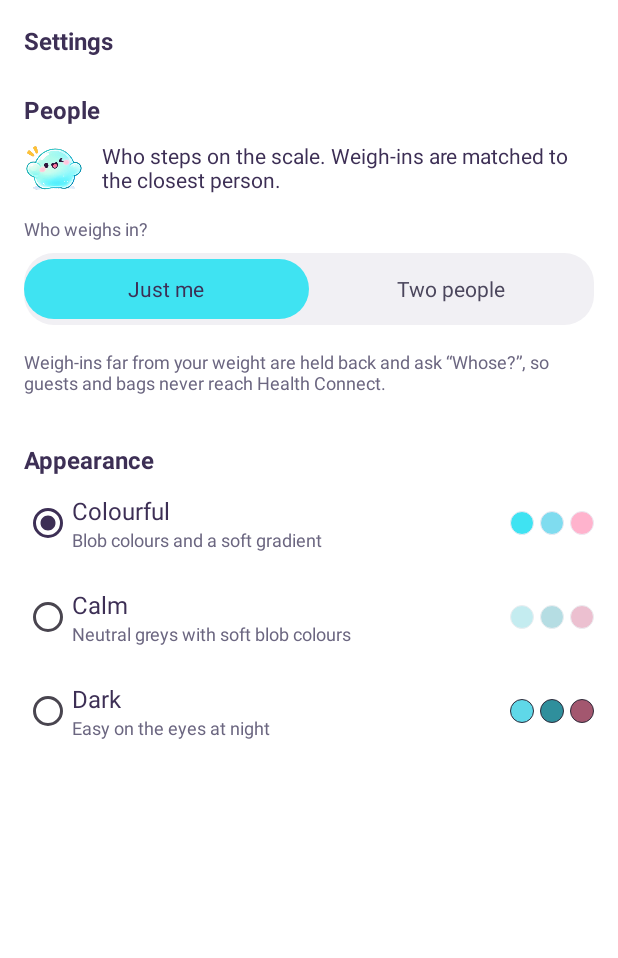
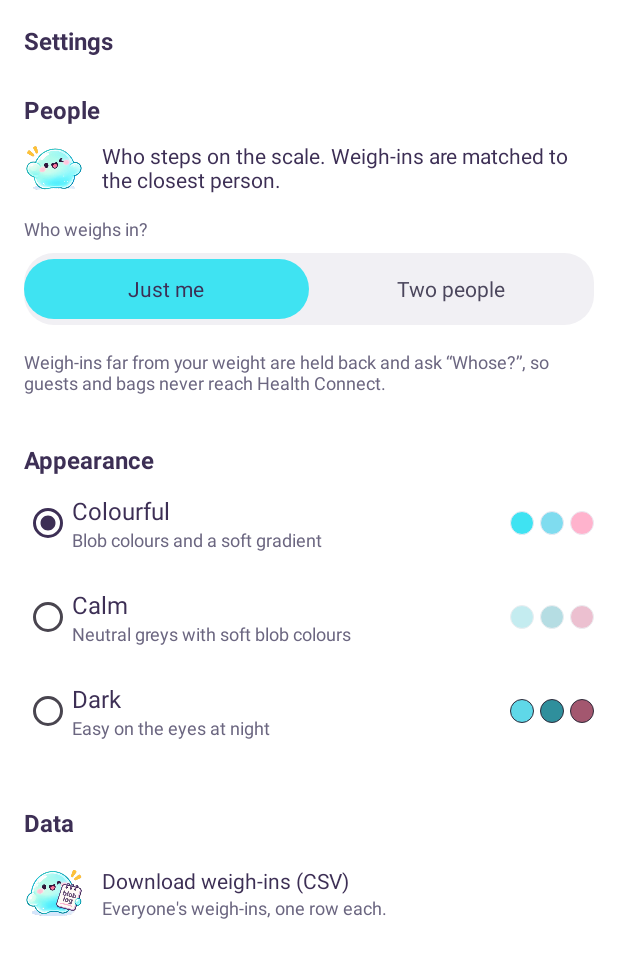
Before and after one commit to lowjenhui/bloblog, an Android app: the SettingsActivity screen opened directly, with no data from a screen before it, on a phone screen of 412 x 824 dp. Shown: the top 958 px of the screen. Run offline under Robolectric (Android 15) with nearby library versions, the phone set to English and light mode, and no system bars; libraries missing offline, so code that uses them is left out: androidx.health.connect; 1 statement that could not run was skipped.

Commit message:
feat: CSV download of all weigh-ins
Settings > Data > Download weigh-ins (CSV): Save-to picker, everyone's
weigh-ins oldest first (date,time,weight_kg,person,in_health_connect),
RFC 4180 quoting, notebook blob on success; message uses the saved
file's real name.

Co-Authored-By: Claude Opus 5.5 <noreply@anthropic.com>

```diff
--- a/app/src/main/java/app/bloblog/RowActions.kt
+++ b/app/src/main/java/app/bloblog/RowActions.kt
@@ -142,7 +142,7 @@ class RowActions(
         return true
     }
 
-    private fun toast(msg: String, sticker: Int? = R.drawable.blob_scale) {
+    fun toast(msg: String, sticker: Int? = R.drawable.blob_scale) {
         val bar = Snackbar.make(a.findViewById(android.R.id.content), msg, 3000)
         bar.view.background = GradientDrawable().apply {
             setColor(a.token(R.attr.bl_toast)); setStroke(a.dp(1), a.token(R.attr.bl_toastStroke)); cornerRadius = a.dp(16).toFloat()
--- a/app/src/main/java/app/bloblog/SettingsActivity.kt
+++ b/app/src/main/java/app/bloblog/SettingsActivity.kt
@@ -10,12 +10,35 @@ import android.widget.RadioButton
 import android.widget.ScrollView
 import android.widget.TextView
 import androidx.activity.ComponentActivity
+import androidx.activity.result.contract.ActivityResultContracts
+import androidx.lifecycle.lifecycleScope
+import kotlinx.coroutines.Dispatchers
+import kotlinx.coroutines.launch
+import kotlinx.coroutines.withContext
+import java.time.LocalDate
+import java.time.ZoneId
 import java.util.Locale
 
-/** Settings: People and Appearance (spec §5.3). */
+/** Settings: People, Appearance and Data (spec §5.3). */
 class SettingsActivity : ComponentActivity() {
     private val rows = RowActions(this) {}
     private lateinit var col: LinearLayout
+    private var fileName = ""
+    private val save = registerForActivityResult(ActivityResultContracts.CreateDocument("text/csv")) { uri ->
+        if (uri == null) return@registerForActivityResult
+        lifecycleScope.launch {
+            val ok = withContext(Dispatchers.IO) {
+                runCatching {
+                    val csv = weighInsCsv(Db(this@SettingsActivity), ZoneId.systemDefault())
+                    contentResolver.openOutputStream(uri)!!.use { it.write(csv.toByteArray(Charsets.UTF_8)) }
+                }.isSuccess
+            }
+            // The picker may rename the file, and fileName is lost if the screen was recreated: ask for the real name.
+            val shown = contentResolver.query(uri, arrayOf(android.provider.OpenableColumns.DISPLAY_NAME), null, null, null)
+                ?.use { c -> if (c.moveToFirst()) c.getString(0) else null } ?: fileName
+            if (ok) rows.toast("Saved $shown", R.drawable.blob_notebook) else rows.toast("Couldn't save the file. Try again.", null)
+        }
+    }
 
     override fun onCreate(savedInstanceState: Bundle?) {
         applyAppTheme()
@@ -58,6 +81,20 @@ class SettingsActivity : ComponentActivity() {
         for ((t, desc) in listOf(AppTheme.COLOURFUL to "Blob colours and a soft gradient", AppTheme.CALM to "Neutral greys with soft blob colours", AppTheme.DARK to "Easy on the eyes at night")) {
             col.addView(themeRow(t, desc, t == current))
         }
+
+        col.addView(text("Data", 16f, R.attr.bl_text, bold = true), lp(top = 32))
+        col.addView(LinearLayout(this).apply {
+            gravity = Gravity.CENTER_VERTICAL; minimumHeight = dp(56)
+            isClickable = true; background = obtainStyledAttributes(intArrayOf(android.R.attr.selectableItemBackground)).run { getDrawable(0).also { recycle() } }
+            setOnClickListener { fileName = "blob-log-${LocalDate.now()}.csv"; save.launch(fileName) }
+            addView(ImageView(this@SettingsActivity).apply { setImageResource(R.drawable.blob_notebook); importantForAccessibility = View.IMPORTANT_FOR_ACCESSIBILITY_NO },
+                LinearLayout.LayoutParams(dp(40), dp(40)).apply { marginEnd = dp(12) })
+            addView(LinearLayout(this@SettingsActivity).apply {
+                orientation = LinearLayout.VERTICAL
+                addView(text("Download weigh-ins (CSV)", 14f, R.attr.bl_text))
+                addView(text("Everyone's weigh-ins, one row each.", 12f, R.attr.bl_textMuted))
+            })
+        }, lp(top = 8))
     }
 
     private fun modeControl(mode: PeopleMode, db: Db) = LinearLayout(this).apply {
```
Also changed, not shown: app/src/main/java/app/bloblog/CsvExport.kt (added, +19 -0 lines), 2 other files.
